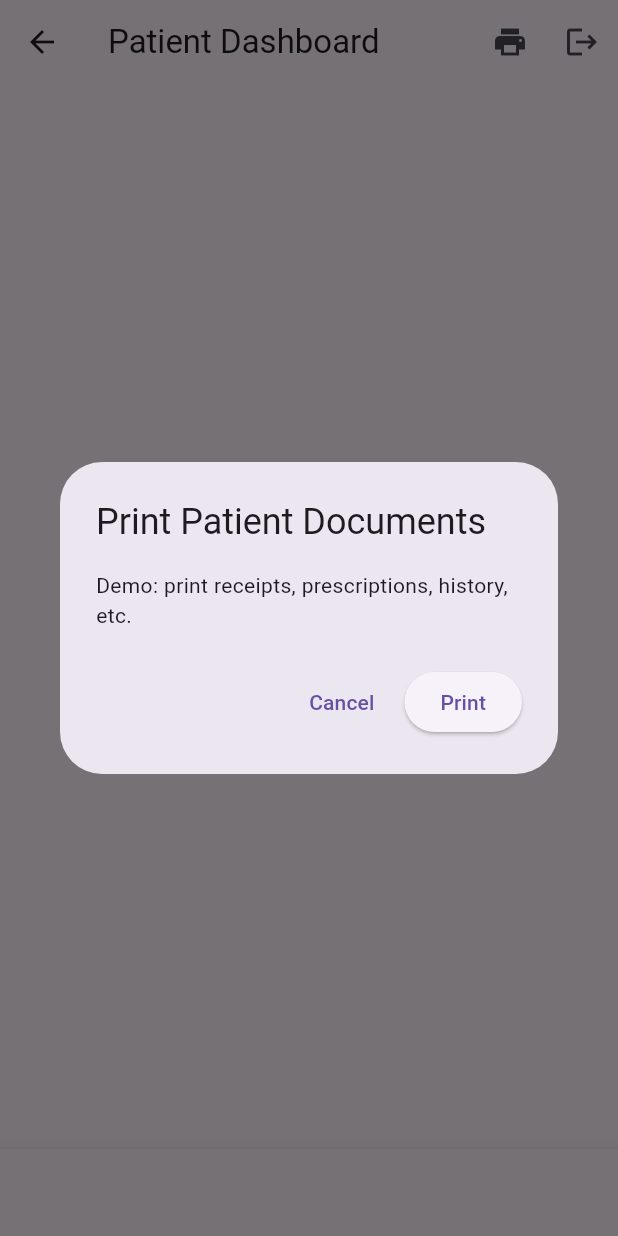
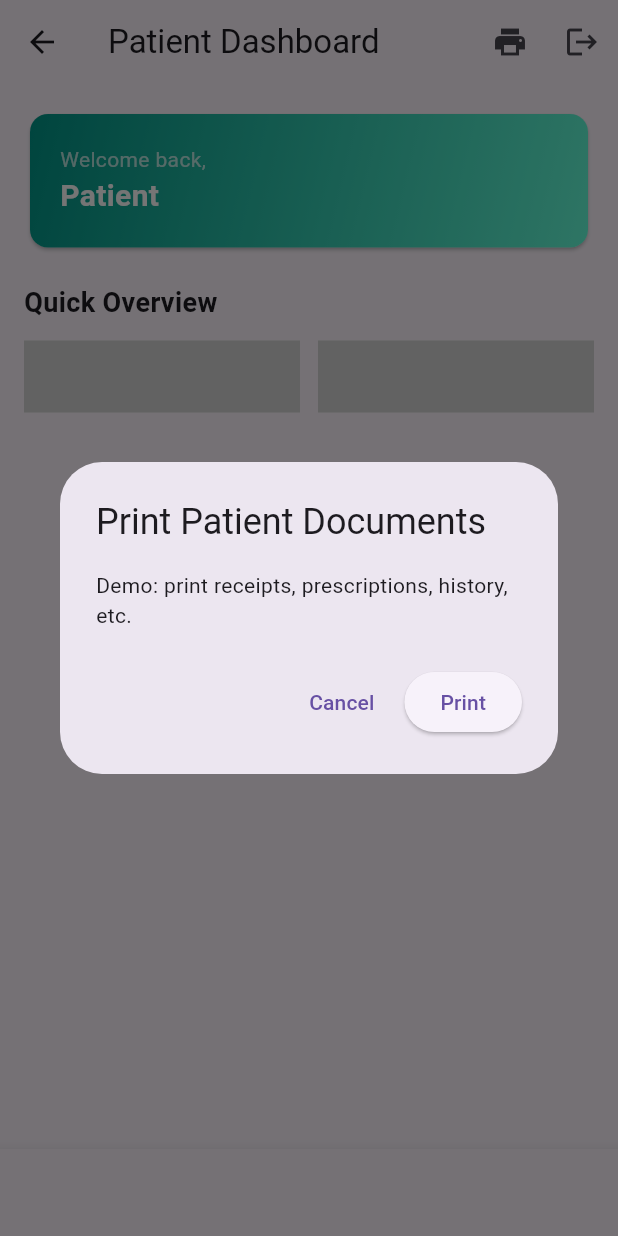
Before and after one commit to Peterjakes/hospital_management_system, a Flutter app: the PatientDashboard screen opened directly, after a tap on the "print" icon, on a phone screen of 412 x 824 dp. Run offline on Flutter 3.47's test engine with Material 3 defaults, Android fonts, the phone set to English and light mode, and no system bars; our stand-ins replace cloud_firestore, firebase_auth, firebase_core; accounts and stored records are empty; statements that could not run were skipped.

Commit message:
added placeholder widgets for Appointments, Records, and Profile tabs

```diff
--- a/lib/screens/patient/patient_dashboard.dart
+++ b/lib/screens/patient/patient_dashboard.dart
@@ -3,7 +3,7 @@ import 'package:provider/provider.dart';
 import 'package:hospital_management_system/providers/auth_provider.dart';
 import 'package:hospital_management_system/screens/auth/login_screen.dart';
 
-// Base PatientDashboard
+/// Day 11: Base PatientDashboard
 class PatientDashboard extends StatefulWidget {
   const PatientDashboard({super.key});
 
@@ -91,6 +91,22 @@ class _PatientDashboardState extends State<PatientDashboard> {
     );
   }
 
+  Widget _buildBody() {
+  switch (_selectedIndex) {
+    case 0:
+      return _buildDashboardContent();
+    case 1:
+      return const Center(child: Text('Appointments - coming soon'));
+    case 2:
+      return const Center(child: Text('Medical Records - coming soon'));
+    case 3:
+      return const Center(child: Text('Profile - coming soon'));
+    default:
+      return _buildDashboardContent();
+  }
+}
+
+
   @override
   Widget build(BuildContext context) {
     return Scaffold(
@@ -101,7 +117,7 @@ class _PatientDashboardState extends State<PatientDashboard> {
           IconButton(icon: const Icon(Icons.logout), onPressed: _handleLogout),
         ],
       ),
-      body: const Center(child: Text('Patient Dashboard Placeholder')),
+      body: _buildBody(),
       bottomNavigationBar: BottomNavigationBar(
         currentIndex: _selectedIndex,
         onTap: (i) => setState(() => _selectedIndex = i),
```
